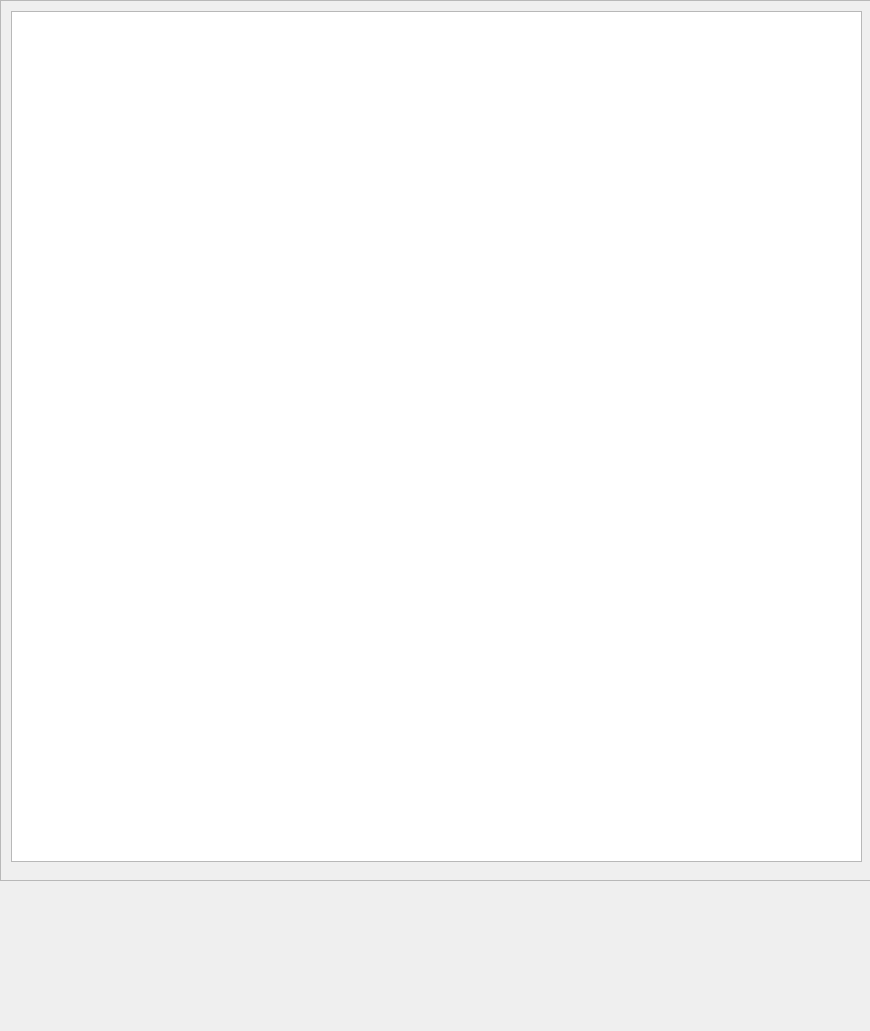
Before: the Qt Designer form dialog.ui in TwelfthFace/unnamed_safeguarding_prototype-server, drawn with Qt 5.
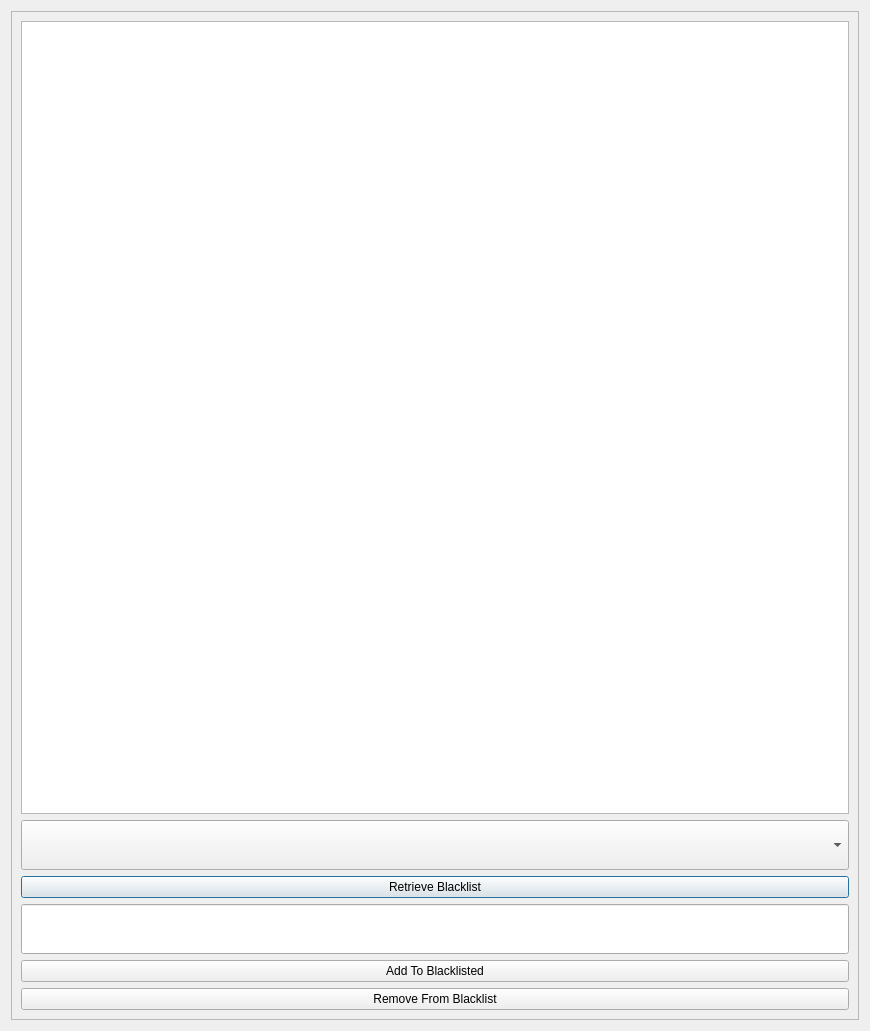
After: the same form once the commit is applied.

```diff
--- a/dialog.ui
+++ b/dialog.ui
@@ -25,15 +25,9 @@
   <property name="windowTitle">
    <string>Dialog</string>
   </property>
+  <layout class="QVBoxLayout" name="verticalLayout_2">
+   <item>
   <widget class="QScrollArea" name="scrollArea">
-   <property name="geometry">
-    <rect>
-     <x>0</x>
-     <y>0</y>
-     <width>871</width>
-     <height>881</height>
-    </rect>
-   </property>
    <property name="widgetResizable">
     <bool>true</bool>
    </property>
@@ -42,25 +36,64 @@
      <rect>
       <x>0</x>
       <y>0</y>
-      <width>869</width>
-      <height>879</height>
-     </rect>
-    </property>
+        <width>850</width>
+        <height>1011</height>
+       </rect>
+      </property>
+      <layout class="QVBoxLayout" name="verticalLayout">
+       <item>
     <widget class="QTextEdit" name="client_logs">
-     <property name="geometry">
-      <rect>
-       <x>10</x>
-       <y>10</y>
-       <width>851</width>
-       <height>851</height>
-      </rect>
-     </property>
      <property name="readOnly">
       <bool>true</bool>
      </property>
     </widget>
-   </widget>
-  </widget>
+       </item>
+       <item>
+        <widget class="QComboBox" name="cmb_blacklisted_words">
+         <property name="minimumSize">
+          <size>
+           <width>0</width>
+           <height>50</height>
+          </size>
+         </property>
+        </widget>
+       </item>
+       <item>
+        <widget class="QPushButton" name="btn_get_blacklist">
+         <property name="text">
+          <string>Retrieve Blacklist</string>
+         </property>
+        </widget>
+       </item>
+       <item>
+        <widget class="QLineEdit" name="txt_add_blacklisted">
+         <property name="minimumSize">
+          <size>
+           <width>0</width>
+           <height>50</height>
+          </size>
+         </property>
+        </widget>
+       </item>
+       <item>
+        <widget class="QPushButton" name="btn_add_to_blacklist">
+         <property name="text">
+          <string>Add To Blacklisted</string>
+         </property>
+        </widget>
+       </item>
+       <item>
+        <widget class="QPushButton" name="btn_remove_from_blacklist">
+         <property name="text">
+          <string>Remove From Blacklist</string>
+         </property>
+        </widget>
+       </item>
+      </layout>
+     </widget>
+    </widget>
+   </item>
+  </layout>
  </widget>
  <resources/>
  <connections/>
```
Lines whose indentation alone changed are shown as unchanged.
